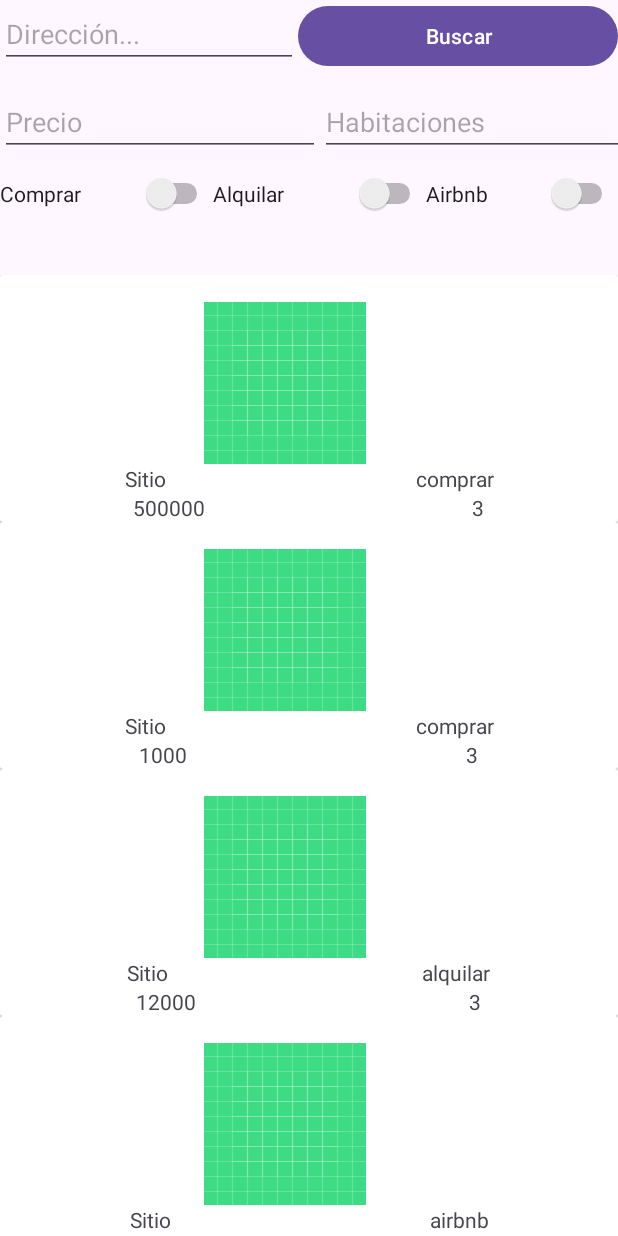
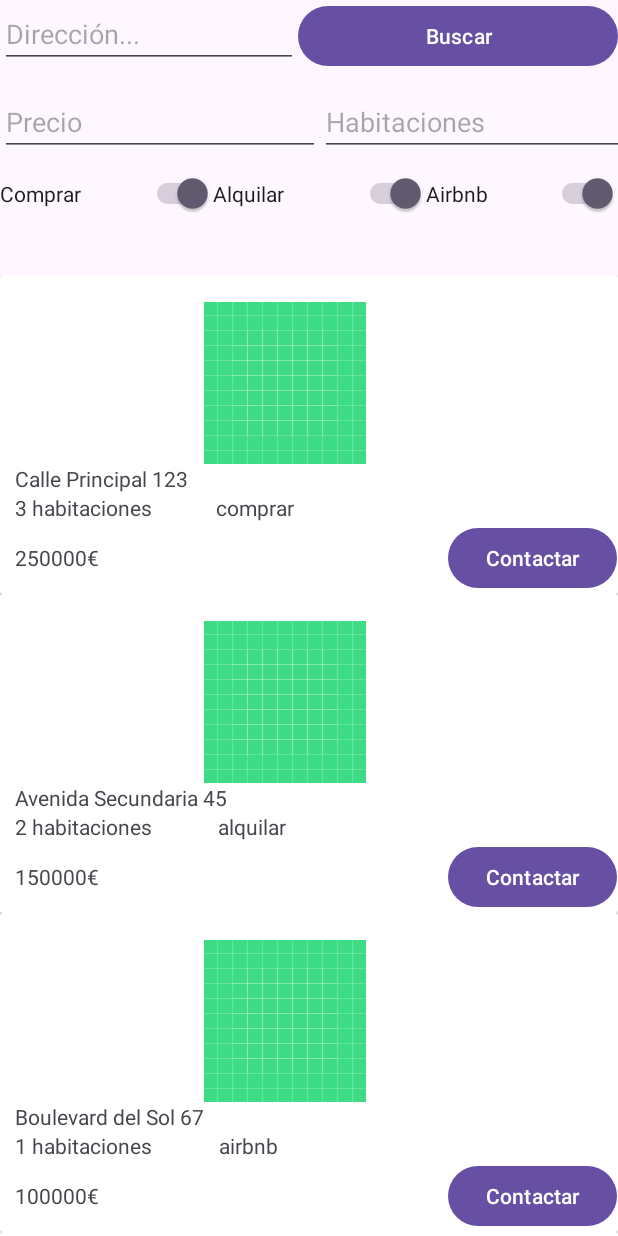
Before and after one commit to XanCort/FinalUnidad3, an Android app: the screen it shows after launch (MainActivity), on a phone screen of 412 x 824 dp. Run offline under Robolectric (Android 15) with nearby library versions, the phone set to English and light mode, and no system bars.

Commit message:
Todos los filtros funcionan, añadidos datos coherentes al array, cambiado Tipo a enum

```diff
--- a/app/src/main/java/com/example/finalunidad3/Casa.java
+++ b/app/src/main/java/com/example/finalunidad3/Casa.java
@@ -4,12 +4,12 @@ public class Casa {
     private int precio;
     private int habitaciones;
     private String direccion;
-    private String tipo;
+    private Tipo tipo;
     private int imagen;
 
 
 
-    public Casa(int precio, String direccion, String tipo, int imagen, int habitaciones) {
+    public Casa(int precio, String direccion, Tipo tipo, int imagen, int habitaciones) {
         this.precio = precio;
         this.direccion = direccion;
         this.tipo = tipo;
@@ -19,6 +19,13 @@ public class Casa {
 
     public Casa() {
     }
+
+    public enum Tipo {
+        COMPRAR,
+        ALQUILAR,
+        AIRBNB
+    }
+
 
     public int getHabitaciones() {
         return habitaciones;
@@ -44,11 +51,11 @@ public class Casa {
         this.direccion = direccion;
     }
 
-    public String getTipo() {
+    public Tipo getTipo() {
         return tipo;
     }
 
-    public void setTipo(String tipo) {
+    public void setTipo(Tipo tipo) {
         this.tipo = tipo;
     }
 
--- a/app/src/main/java/com/example/finalunidad3/CasaAdapter.java
+++ b/app/src/main/java/com/example/finalunidad3/CasaAdapter.java
@@ -3,6 +3,7 @@ package com.example.finalunidad3;
 import android.view.LayoutInflater;
 import android.view.View;
 import android.view.ViewGroup;
+import android.widget.Button;
 import android.widget.ImageView;
 import android.widget.TextView;
 
@@ -13,18 +14,13 @@ import java.util.ArrayList;
 
 public class CasaAdapter extends RecyclerView.Adapter<CasaAdapter.CasaViewHolder>{
     ArrayList<Casa> coleccion;
+    private OnItemClickListener listener;
 
-    public CasaAdapter(ArrayList<Casa> coleccion) {
+    public CasaAdapter(ArrayList<Casa> coleccion, OnItemClickListener listener) {
         this.coleccion = coleccion;
+        this.listener = listener;
     }
 
-    public ArrayList<Casa> getColeccion() {
-        return coleccion;
-    }
-
-    public void setColeccion(ArrayList<Casa> coleccion) {
-        this.coleccion = coleccion;
-    }
 
     @NonNull
     @Override
@@ -40,10 +36,17 @@ public class CasaAdapter extends RecyclerView.Adapter<CasaAdapter.CasaViewHolder
     public void onBindViewHolder(@NonNull CasaAdapter.CasaViewHolder holder, int position) {
         Casa casa = coleccion.get(position);
         holder.tv_titulo.setText(casa.getDireccion());
-        holder.tv_tipo.setText(casa.getTipo());
+        holder.tv_tipo.setText(casa.getTipo().toString().toLowerCase());
         holder.imageView.setImageResource(casa.getImagen());
-        holder.tv_habitaciones.setText(casa.getHabitaciones()+"");
-        holder.tv_precio.setText(casa.getPrecio()+"");
+        holder.tv_habitaciones.setText(casa.getHabitaciones()+" habitaciones");
+        holder.tv_precio.setText(casa.getPrecio()+"€");
+
+
+        holder.botonContactar.setOnClickListener(view -> {
+            if (listener != null) {
+                listener.onItemClick(casa);
+            }
+        });
     }
 
     @Override
@@ -51,12 +54,18 @@ public class CasaAdapter extends RecyclerView.Adapter<CasaAdapter.CasaViewHolder
         return coleccion.size();
     }
 
+    public interface OnItemClickListener{
+        public void onItemClick(Casa casa);
+    }
+
+
     public class CasaViewHolder extends RecyclerView.ViewHolder{
         ImageView imageView;
         TextView tv_titulo;
         TextView tv_precio;
         TextView tv_tipo;
         TextView tv_habitaciones;
+        Button botonContactar;
 
         public CasaViewHolder(@NonNull View itemView) {
             super(itemView);
@@ -65,8 +74,9 @@ public class CasaAdapter extends RecyclerView.Adapter<CasaAdapter.CasaViewHolder
             tv_precio = itemView.findViewById(R.id.textPrecio);
             tv_tipo = itemView.findViewById(R.id.textTipo);
             tv_habitaciones = itemView.findViewById(R.id.textHabitaciones);
-
+            botonContactar = itemView.findViewById(R.id.buttonContactar);
 
         }
     }
+
 }
--- a/app/src/main/java/com/example/finalunidad3/MainActivity.java
+++ b/app/src/main/java/com/example/finalunidad3/MainActivity.java
@@ -6,6 +6,7 @@ import android.widget.Button;
 import android.widget.EditText;
 import android.widget.Switch;
 import android.widget.TextView;
+import android.widget.Toast;
 
 import androidx.activity.EdgeToEdge;
 import androidx.appcompat.app.AppCompatActivity;
@@ -37,10 +38,16 @@ public class MainActivity extends AppCompatActivity {
         });
         casas = new ArrayList<>();
 
-        casas.add(new Casa(500000,"Sitio","comprar",R.drawable.ic_launcher_background,3));
-        casas.add(new Casa(1000,"Sitio","comprar",R.drawable.ic_launcher_background,3));
-        casas.add(new Casa(12000,"Sitio","alquilar",R.drawable.ic_launcher_background,3));
-        casas.add(new Casa(1,"Sitio","airbnb",R.drawable.ic_launcher_background,3));
+        casas.add(new Casa(250000, "Calle Principal 123", Casa.Tipo.COMPRAR, R.drawable.ic_launcher_background, 3));
+        casas.add(new Casa(150000, "Avenida Secundaria 45", Casa.Tipo.ALQUILAR, R.drawable.ic_launcher_background, 2));
+        casas.add(new Casa(100000, "Boulevard del Sol 67", Casa.Tipo.AIRBNB, R.drawable.ic_launcher_background, 1));
+        casas.add(new Casa(300000, "Paseo del Parque 89", Casa.Tipo.COMPRAR, R.drawable.ic_launcher_background, 4));
+        casas.add(new Casa(180000, "Calle Las Rosas 21", Casa.Tipo.ALQUILAR, R.drawable.ic_launcher_background, 3));
+        casas.add(new Casa(120000, "Avenida Las Palmas 33", Casa.Tipo.AIRBNB, R.drawable.ic_launcher_background, 2));
+        casas.add(new Casa(280000, "Callejón del Norte 10", Casa.Tipo.COMPRAR, R.drawable.ic_launcher_background, 3));
+        casas.add(new Casa(160000, "Camino Real 55", Casa.Tipo.ALQUILAR, R.drawable.ic_launcher_background, 2));
+        casas.add(new Casa(90000, "Plaza Central 22", Casa.Tipo.AIRBNB, R.drawable.ic_launcher_background, 1));
+        casas.add(new Casa(400000, "Residencial Diamante 88", Casa.Tipo.COMPRAR, R.drawable.ic_launcher_background, 5));
 
         casasFiltradas = new ArrayList<>();
         casasMostrar = new ArrayList<>();
@@ -57,7 +64,10 @@ public class MainActivity extends AppCompatActivity {
         botonBuscar.setOnClickListener(view -> filtrarCasas());
 
         // Crear el adaptador
-        casaAdapter = new CasaAdapter(casasMostrar);
+        casaAdapter = new CasaAdapter(casasMostrar, evento ->{
+
+            Toast.makeText(this, "Se ha notificado al vendedor", Toast.LENGTH_SHORT).show();
+        });
 
         // Instanciar el RecyclerView
         RecyclerView rvCasas = findViewById(R.id.listaCasas);
@@ -78,9 +88,12 @@ public class MainActivity extends AppCompatActivity {
             mostrarCasas();
         });
 
+    }
 
-
-    }
+    /*
+    Método que filtra las viviendas por su tipo en funcion de los switch que haya activado(Comprar, alquilar, Airbnb)
+    Actualiza el adaptador para que muestre la nueva lista de viviendas disponibles
+     */
     private void mostrarCasas(){
         casasMostrar.clear();
 
@@ -88,7 +101,7 @@ public class MainActivity extends AppCompatActivity {
         boolean alquilar = ((Switch)findViewById(R.id.switchAlquilar)).isChecked();
         boolean airbnb = ((Switch)findViewById(R.id.switchairbnb)).isChecked();
         for(int i=0;i<casasFiltradas.size();i++){
-            if((casasFiltradas.get(i).getTipo().equals("comprar") && comprar) || (casasFiltradas.get(i).getTipo().equals("alquilar") && alquilar) || (casasFiltradas.get(i).getTipo().equals("airbnb") && airbnb)
+            if((casasFiltradas.get(i).getTipo().toString().toLowerCase().equals("comprar") && comprar) || (casasFiltradas.get(i).getTipo().toString().toLowerCase().equals("alquilar") && alquilar) || (casasFiltradas.get(i).getTipo().toString().toLowerCase().equals("airbnb") && airbnb)
                 ){
                     casasMostrar.add(casasFiltradas.get(i));
                 Log.i("Prueba","entra al bucle");
@@ -97,19 +110,31 @@ public class MainActivity extends AppCompatActivity {
         }
         casaAdapter.notifyDataSetChanged();
     }
+    /*
+    Método para filtrar por los campos de busqueda(Ubicación, precio y número de habitaciones
+    Comprueba si los campos se han rellenado, en caso de que esten vacios no filtra por ese valor
+    Al acabar llama al método mostrarCasas para aplicar el filtro de switch y actualizar de forma correcta la lista
+     */
     private void filtrarCasas(){
         casasFiltradas.clear();
 
+        String ubicacion="";
+        if(!((TextView)findViewById(R.id.editDireccion)).getText().toString().equals("")){
+            Log.i("InfoDireccion",((TextView)findViewById(R.id.editDireccion)).getText().toString() );
+            ubicacion = ((TextView)findViewById(R.id.editDireccion)).getText().toString().toLowerCase();
+        }
+        Log.i("InfoDireccion", ubicacion);
         int precioMax=999999999;
-        if(((TextView)findViewById(R.id.textPrecio)).getText().toString()!=null){
-            precioMax=Integer.parseInt(((TextView)findViewById(R.id.textPrecio)).getText().toString());
+        if(!((TextView)findViewById(R.id.editPrecio)).getText().toString().equals("") ){
+            precioMax=Integer.parseInt(((TextView)findViewById(R.id.editPrecio)).getText().toString());
         }
         int habitacionesMin = 0;
-        if(((TextView)findViewById(R.id.textHabitaciones)).getText().toString()!=null){
-            habitacionesMin =Integer.parseInt(((TextView)findViewById(R.id.textHabitaciones)).getText().toString());
+        if(!((TextView)findViewById(R.id.editHabitaciones)).getText().toString().equals("")){
+            habitacionesMin =Integer.parseInt(((TextView)findViewById(R.id.editHabitaciones)).getText().toString());
         }
+        Log.i("Valores",precioMax+" "+habitacionesMin);
         for(int i=0;i<casas.size();i++){
-            if(casas.get(i).getPrecio()<=precioMax && casas.get(i).getHabitaciones()>=habitacionesMin){
+            if(casas.get(i).getPrecio()<=precioMax && casas.get(i).getHabitaciones()>=habitacionesMin && (ubicacion.equals("") || casas.get(i).getDireccion().toLowerCase().contains(ubicacion))){
                 casasFiltradas.add(casas.get(i));
             }
         }
--- a/app/src/main/res/layout/activity_main.xml
+++ b/app/src/main/res/layout/activity_main.xml
@@ -84,6 +84,7 @@
                 android:layout_width="match_parent"
                 android:layout_height="4dp"
                 android:layout_weight="1"
+                android:checked="true"
                 android:text="Comprar" />
 
             <Switch
@@ -91,6 +92,7 @@
                 android:layout_width="144dp"
                 android:layout_height="4dp"
                 android:layout_weight="1"
+                android:checked="true"
                 android:text="Alquilar" />
 
             <Switch
@@ -98,6 +100,7 @@
                 android:layout_width="200dp"
                 android:layout_height="4dp"
                 android:layout_weight="1"
+                android:checked="true"
                 android:text="Airbnb" />
 
         </TableRow>
--- a/app/src/main/res/layout/ficha.xml
+++ b/app/src/main/res/layout/ficha.xml
@@ -20,26 +20,36 @@
                 android:layout_marginEnd="68dp"
                 tools:srcCompat="@tools:sample/avatars" />
 
+            <TextView
+                android:id="@+id/textDireccion"
+                android:layout_width="match_parent"
+                android:layout_height="wrap_content"
+                android:layout_marginStart="10dp"
+                android:layout_weight="1"
+                android:text="TextView"
+                android:textAlignment="textStart" />
+
             <LinearLayout
                 android:layout_width="match_parent"
                 android:layout_height="wrap_content"
                 android:orientation="horizontal">
 
                 <TextView
-                    android:id="@+id/textDireccion"
+                    android:id="@+id/textHabitaciones"
                     android:layout_width="wrap_content"
                     android:layout_height="wrap_content"
+                    android:layout_marginStart="10dp"
                     android:layout_weight="1"
                     android:text="TextView"
-                    android:textAlignment="center" />
+                    android:textAlignment="textStart" />
 
                 <TextView
                     android:id="@+id/textTipo"
                     android:layout_width="wrap_content"
                     android:layout_height="wrap_content"
-                    android:layout_weight="1"
+                    android:layout_weight="5"
                     android:text="TextView"
-                    android:textAlignment="center" />
+                    android:textAlignment="textStart" />
             </LinearLayout>
 
             <LinearLayout
@@ -51,17 +61,17 @@
                     android:id="@+id/textPrecio"
                     android:layout_width="wrap_content"
                     android:layout_height="wrap_content"
-                    android:layout_weight="1"
+                    android:layout_marginStart="10dp"
+                    android:layout_weight="10"
                     android:text="TextView"
-                    android:textAlignment="center" />
+                    android:textAlignment="textStart" />
 
-                <TextView
-                    android:id="@+id/textHabitaciones"
+                <Button
+                    android:id="@+id/buttonContactar"
                     android:layout_width="wrap_content"
                     android:layout_height="wrap_content"
-                    android:layout_weight="1"
-                    android:text="TextView"
-                    android:textAlignment="center" />
+                    android:layout_weight="0.1"
+                    android:text="Contactar" />
 
             </LinearLayout>
         </LinearLayout>
```
